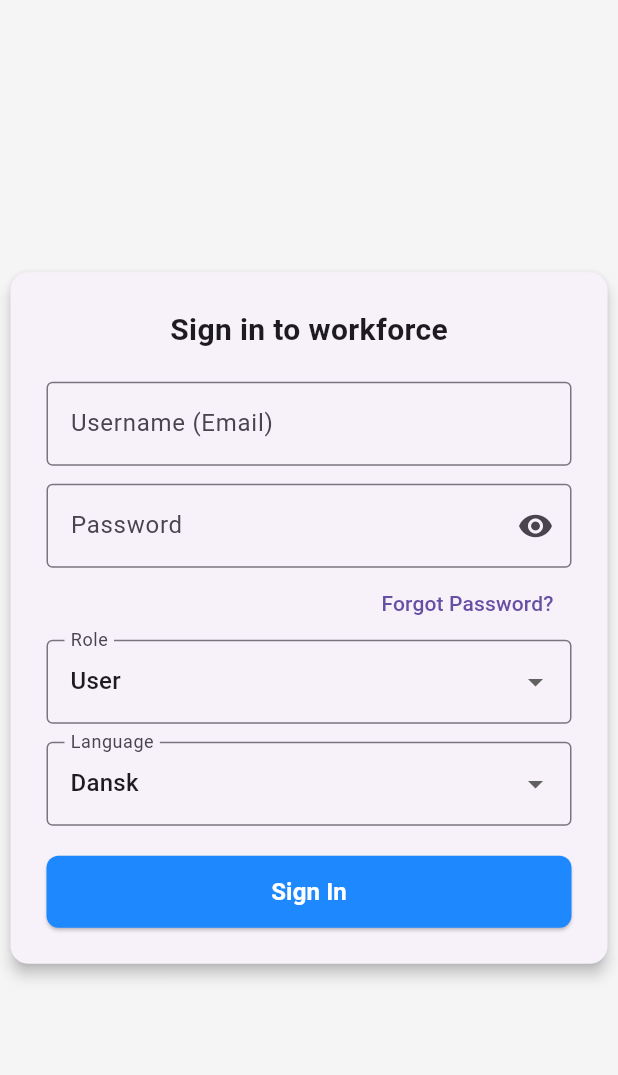
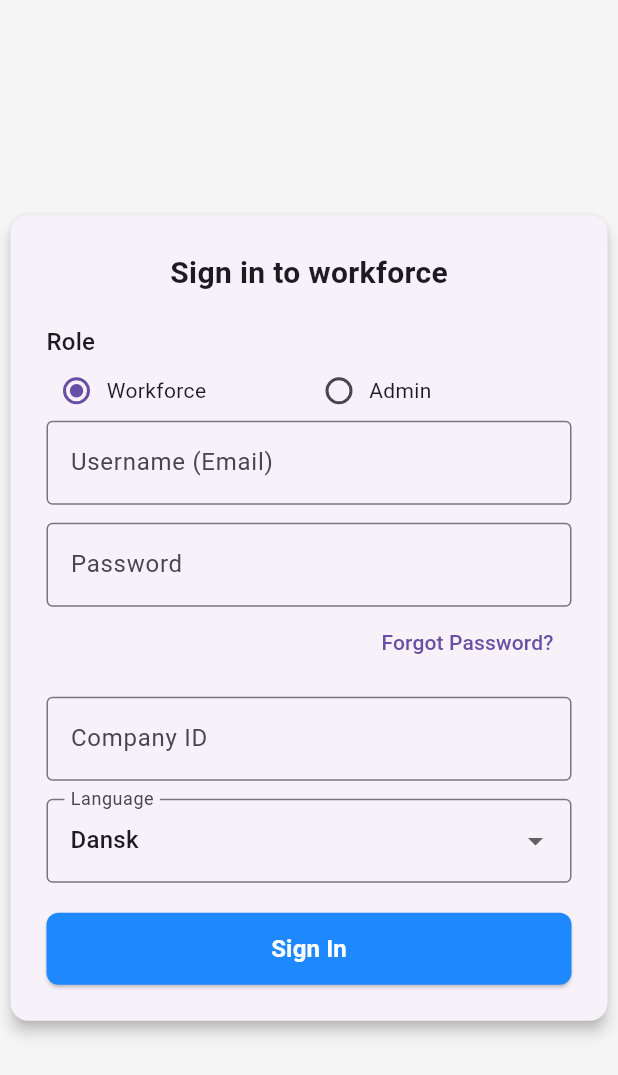
Before and after one commit to ANBPay-Training/workforce, a Flutter app: the screen it shows after launch, on a phone screen of 412 x 824 dp. Shown: the top 1075 px of the screen. Run offline on Flutter 3.47's test engine with Material 3 defaults, Android fonts, the phone set to English and light mode, and no system bars; our stand-ins replace firebase_auth, firebase_core; accounts and stored records are empty.

Commit message:
some changes

```diff
--- /dev/null
+++ b/lib/models/app_state.dart
@@ -0,0 +1,12 @@
+import 'package:flutter/foundation.dart';
+
+class AppState extends ChangeNotifier {
+  String? companyId;
+  String? role;
+
+  void setUserData({required String companyId, required String role}) {
+    this.companyId = companyId;
+    this.role = role;
+    notifyListeners();
+  }
+}
--- a/lib/screens/login_screen.dart
+++ b/lib/screens/login_screen.dart
@@ -1,5 +1,9 @@
 import 'package:flutter/material.dart';
 import 'package:firebase_auth/firebase_auth.dart';
+
+import '../models/app_state.dart';
+
+enum Role { workforce, admin }
 
 class LoginScreen extends StatefulWidget {
   const LoginScreen({super.key});
@@ -9,23 +13,61 @@ class LoginScreen extends StatefulWidget {
 }
 
 class _LoginScreenState extends State<LoginScreen> {
+  final _formKey = GlobalKey<FormState>();
+  final _companyIdController = TextEditingController();
+
   final _emailController = TextEditingController();
   final _passwordController = TextEditingController();
 
-  String _selectedRole = 'User';
   String _language = 'DA';
+  Role _selectedRole = Role.workforce;
+
+  void _showFriendlyError(FirebaseAuthException e) {
+    String message;
+
+    switch (e.code) {
+      case 'user-not-found':
+      case 'wrong-password':
+        message = 'Ugyldigt login';
+        break;
+      case 'invalid-email':
+        message = 'Ugyldig email';
+        break;
+      case 'too-many-requests':
+        message = 'For mange forsøg. Prøv senere.';
+        break;
+      default:
+        message = 'Login fejlede. Prøv igen.';
+    }
+
+    _showMessage(message);
+  }
+
+  void _showMessage(String text) {
+    ScaffoldMessenger.of(context).showSnackBar(SnackBar(content: Text(text)));
+  }
 
   Future<void> _login() async {
+    if (!_formKey.currentState!.validate()) return;
+
+    final email = _emailController.text.trim();
+    final password = _passwordController.text;
+    final companyId = _companyIdController.text.trim();
+    final role = _selectedRole == Role.admin ? 'Admin' : 'Workforce';
+
     try {
       await FirebaseAuth.instance.signInWithEmailAndPassword(
-        email: _emailController.text.trim(),
-        password: _passwordController.text,
+        email: email,
+        password: password,
       );
-      // Success
-    } catch (e) {
-      ScaffoldMessenger.of(
-        context,
-      ).showSnackBar(SnackBar(content: Text('Login failed: $e')));
+
+      AppState().setUserData(companyId: companyId, role: role);
+
+      // TODO: Navigate to next screen
+    } on FirebaseAuthException catch (e) {
+      _showFriendlyError(e);
+    } catch (_) {
+      _showMessage('Noget gik galt. Prøv igen.');
     }
   }
 
@@ -36,6 +78,14 @@ class _LoginScreenState extends State<LoginScreen> {
     ScaffoldMessenger.of(
       context,
     ).showSnackBar(const SnackBar(content: Text('Password reset email sent')));
+  }
+
+  @override
+  void dispose() {
+    _emailController.dispose();
+    _passwordController.dispose();
+    _companyIdController.dispose();
+    super.dispose();
   }
 
   @override
@@ -52,34 +102,110 @@ class _LoginScreenState extends State<LoginScreen> {
             padding: const EdgeInsets.all(24),
             child: SizedBox(
               width: 350,
+              child: Form(
+                key: _formKey,
                 child: Column(
                   mainAxisSize: MainAxisSize.min,
                   children: [
                     const Text(
                       'Sign in to workforce',
-                    style: TextStyle(fontSize: 20, fontWeight: FontWeight.bold),
+                      style: TextStyle(
+                        fontSize: 20,
+                        fontWeight: FontWeight.bold,
+                      ),
                     ),
                     const SizedBox(height: 20),
+                    Align(
+                      alignment: Alignment.centerLeft,
+                      child: Text(
+                        'Role',
+                        style: Theme.of(context).textTheme.titleMedium,
+                      ),
+                    ),
 
-                  TextField(
+                    Row(
+                      children: [
+                        Expanded(
+                          child: InkWell(
+                            onTap: () {
+                              setState(() => _selectedRole = Role.workforce);
+                            },
+                            child: Row(
+                              children: [
+                                Radio<Role>(
+                                  value: Role.workforce,
+                                  groupValue: _selectedRole,
+                                  onChanged: (value) {
+                                    setState(() => _selectedRole = value!);
+                                  },
+                                  visualDensity: VisualDensity.compact,
+                                ),
+                                const Text(
+                                  'Workforce',
+                                  style: TextStyle(fontSize: 14),
+                                ),
+                              ],
+                            ),
+                          ),
+                        ),
+                        Expanded(
+                          child: InkWell(
+                            onTap: () {
+                              setState(() => _selectedRole = Role.admin);
+                            },
+                            child: Row(
+                              children: [
+                                Radio<Role>(
+                                  value: Role.admin,
+                                  groupValue: _selectedRole,
+                                  onChanged: (value) {
+                                    setState(() => _selectedRole = value!);
+                                  },
+                                  visualDensity: VisualDensity.compact,
+                                ),
+                                const Text(
+                                  'Admin',
+                                  style: TextStyle(fontSize: 14),
+                                ),
+                              ],
+                            ),
+                          ),
+                        ),
+                      ],
+                    ),
+                    TextFormField(
                       controller: _emailController,
                       decoration: const InputDecoration(
                         labelText: 'Username (Email)',
                         border: OutlineInputBorder(),
                       ),
+                      validator: (value) {
+                        if (value == null || value.trim().isEmpty) {
+                          return 'Username is required';
+                        }
+                        if (!value.contains('@')) {
+                          return 'Enter a valid email';
+                        }
+                        return null;
+                      },
                     ),
+
                     const SizedBox(height: 12),
 
-                  TextField(
+                    TextFormField(
                       controller: _passwordController,
                       obscureText: true,
                       decoration: const InputDecoration(
                         labelText: 'Password',
                         border: OutlineInputBorder(),
-                      suffixIcon: Icon(Icons.visibility),
                       ),
+                      validator: (value) {
+                        if (value == null || value.isEmpty) {
+                          return 'Password is required';
+                        }
+                        return null;
+                      },
                     ),
-
                     Align(
                       alignment: Alignment.centerRight,
                       child: TextButton(
@@ -87,21 +213,21 @@ class _LoginScreenState extends State<LoginScreen> {
                         child: const Text('Forgot Password?'),
                       ),
                     ),
-
-                  DropdownButtonFormField(
-                    value: _selectedRole,
-                    items: const [
-                      DropdownMenuItem(value: 'User', child: Text('User')),
-                      DropdownMenuItem(value: 'Admin', child: Text('Admin')),
-                    ],
-                    onChanged: (value) {
-                      setState(() => _selectedRole = value!);
-                    },
+                    const SizedBox(height: 12),
+                    TextFormField(
+                      controller: _companyIdController,
                       decoration: const InputDecoration(
-                      labelText: 'Role',
+                        labelText: 'Company ID',
                         border: OutlineInputBorder(),
                       ),
+                      validator: (value) {
+                        if (value == null || value.trim().isEmpty) {
+                          return 'Company ID is required';
+                        }
+                        return null;
+                      },
                     ),
+
                     const SizedBox(height: 12),
 
                     DropdownButtonFormField(
@@ -125,7 +251,11 @@ class _LoginScreenState extends State<LoginScreen> {
                       width: double.infinity,
                       height: 48,
                       child: ElevatedButton(
-                      onPressed: _login,
+                        onPressed: () {
+                          if (_formKey.currentState!.validate()) {
+                            _login();
+                          }
+                        },
                         style: ElevatedButton.styleFrom(
                           backgroundColor: const Color(0xFF1E88FF),
                           shape: RoundedRectangleBorder(
@@ -148,6 +278,7 @@ class _LoginScreenState extends State<LoginScreen> {
             ),
           ),
         ),
+      ),
     );
   }
 }
```
Also changed, not shown: pubspec.yaml (+0 -66 lines). Lines whose indentation alone changed are shown as unchanged.
